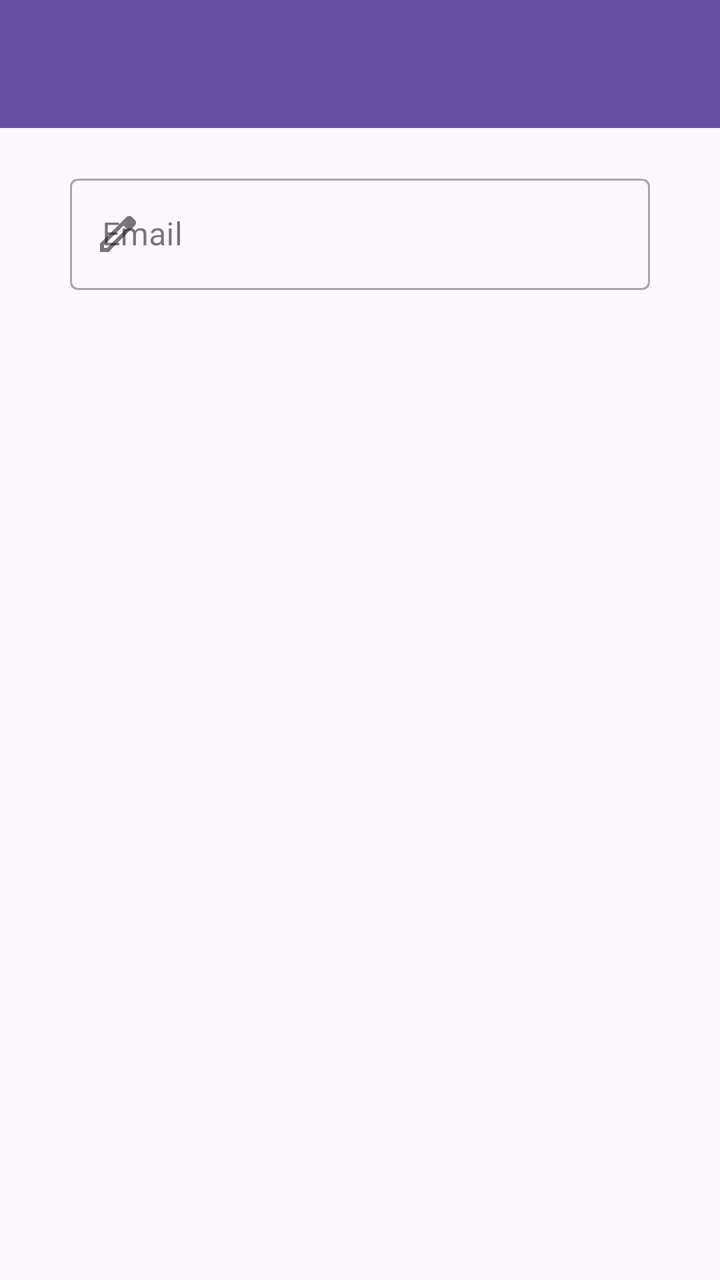
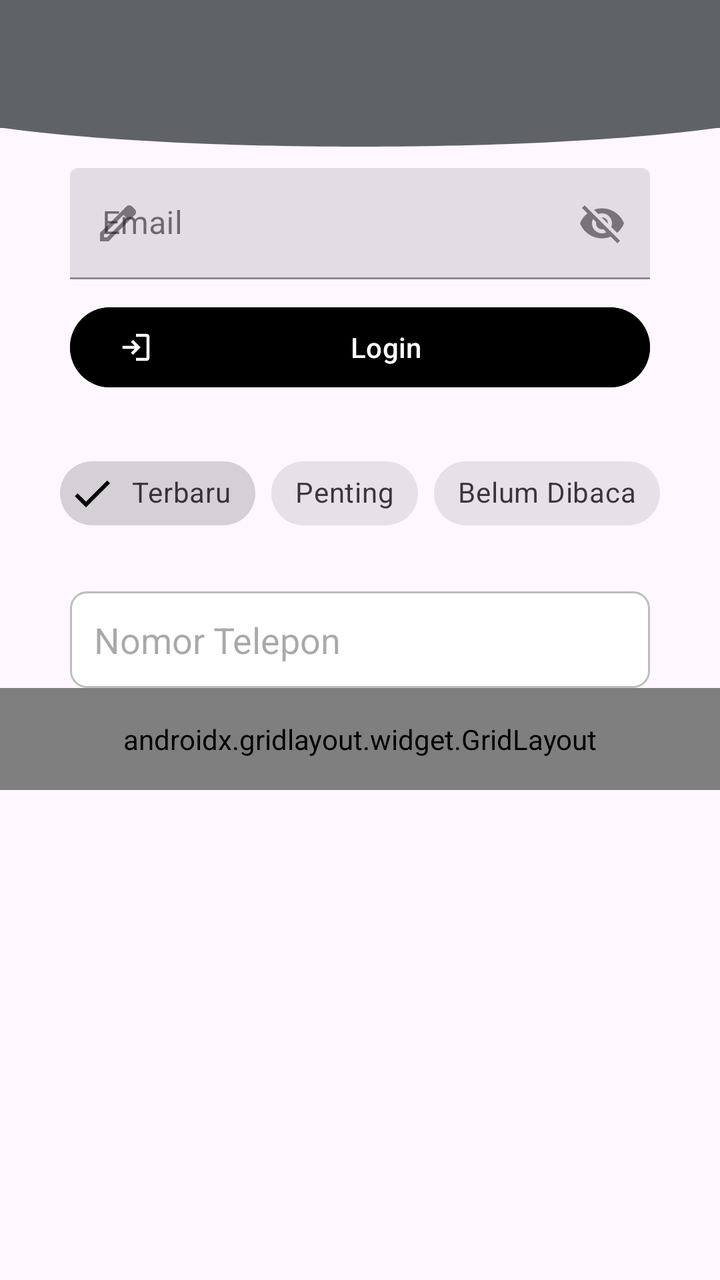

Before-and-after screenshots of an Android layout around one commit, followed by the original layout XML and the change that was made.
<!-- AndroidManifest.xml: application theme Theme.YusufSy_3TIB -->
<!-- res/layout/activity_ninth.xml -->
<?xml version="1.0" encoding="utf-8"?>
<androidx.constraintlayout.widget.ConstraintLayout xmlns:android="http://schemas.android.com/apk/res/android"
    xmlns:app="http://schemas.android.com/apk/res-auto"
    xmlns:tools="http://schemas.android.com/tools"
    android:id="@+id/main"
    android:layout_width="match_parent"
    android:layout_height="match_parent"
    tools:context=".Home.pertemuan_9.NinthActivity">

    
    <androidx.appcompat.widget.Toolbar
        android:id="@+id/toolbar"
        android:layout_width="0dp"
        android:layout_height="?attr/actionBarSize"
        android:background="?attr/colorPrimary"
        app:titleTextColor="@android:color/white"
        app:layout_constraintEnd_toEndOf="parent"
        app:layout_constraintStart_toStartOf="parent"
        app:layout_constraintTop_toTopOf="parent" />
    <com.google.android.material.textfield.TextInputLayout
        android:id="@+id/textInputLayout"
        style="@style/Widget.MaterialComponents.TextInputLayout.OutlinedBox"
        android:layout_width="0dp"
        android:layout_height="wrap_content"
        android:layout_marginHorizontal="35dp"
        android:layout_marginTop="20dp"
        android:hint="Email"
        app:startIconDrawable="@drawable/ic_edit"
        app:layout_constraintEnd_toEndOf="parent"
        app:layout_constraintStart_toStartOf="parent"
        app:layout_constraintTop_toBottomOf="@+id/toolbar">

        <com.google.android.material.textfield.TextInputEditText
            android:id="@+id/etEmail"
            android:layout_width="match_parent"
            android:layout_height="wrap_content"
            android:inputType="textEmailAddress" />
    </com.google.android.material.textfield.TextInputLayout>

</androidx.constraintlayout.widget.ConstraintLayout>
<!-- resources referenced by this layout -->
<resources>
  <!-- drawable ic_edit (drawable) -->
  <vector xmlns:android="http://schemas.android.com/apk/res/android" android:height="24dp" android:tint="#000000" android:viewportHeight="960" android:viewportWidth="960" android:width="24dp">
        
      <path android:fillColor="@android:color/white" android:pathData="M200,760L257,760L648,369L591,312L200,703L200,760ZM120,840L120,670L648,143Q660,132 674.5,126Q689,120 705,120Q721,120 736,126Q751,132 762,144L817,200Q829,211 834.5,226Q840,241 840,256Q840,272 834.5,286.5Q829,301 817,313L290,840L120,840ZM760,256L760,256L704,200L704,200L760,256ZM619,341L591,312L591,312L648,369L648,369L619,341Z"/>
      
  </vector>
  <style name="Theme.YusufSy_3TIB" parent="Base.Theme.YusufSy_3TIB" />
  <style name="Base.Theme.YusufSy_3TIB" parent="Theme.Material3.DayNight.NoActionBar">
          
          
      </style>
</resources>

<!-- the commit's change to res/layout/activity_ninth.xml (unified diff, before → after) -->
@@ -7,25 +7,36 @@
     android:layout_height="match_parent"
     tools:context=".Home.pertemuan_9.NinthActivity">
 
+    <View
+        android:id="@+id/background_header"
+        android:layout_width="0dp"
+        android:layout_height="85dp"
+        android:background="@drawable/bg_header_wave"
+        app:layout_constraintStart_toStartOf="parent"
+        app:layout_constraintEnd_toEndOf="parent"
+        app:layout_constraintTop_toTopOf="parent" />
+
     
     <androidx.appcompat.widget.Toolbar
         android:id="@+id/toolbar"
         android:layout_width="0dp"
         android:layout_height="?attr/actionBarSize"
-        android:background="?attr/colorPrimary"
+        android:background="@color/abu_gelap"
         app:titleTextColor="@android:color/white"
         app:layout_constraintEnd_toEndOf="parent"
         app:layout_constraintStart_toStartOf="parent"
         app:layout_constraintTop_toTopOf="parent" />
+
     <com.google.android.material.textfield.TextInputLayout
         android:id="@+id/textInputLayout"
-        style="@style/Widget.MaterialComponents.TextInputLayout.OutlinedBox"
+        style="@style/Widget.MaterialComponents.TextInputLayout.FilledBox"
         android:layout_width="0dp"
         android:layout_height="wrap_content"
         android:layout_marginHorizontal="35dp"
         android:layout_marginTop="20dp"
         android:hint="Email"
         app:startIconDrawable="@drawable/ic_edit"
+        app:endIconMode="password_toggle"
         app:layout_constraintEnd_toEndOf="parent"
         app:layout_constraintStart_toStartOf="parent"
         app:layout_constraintTop_toBottomOf="@+id/toolbar">
@@ -33,8 +44,113 @@
         <com.google.android.material.textfield.TextInputEditText
             android:id="@+id/etEmail"
             android:layout_width="match_parent"
-            android:layout_height="wrap_content"
+            android:layout_height="match_parent"
             android:inputType="textEmailAddress" />
     </com.google.android.material.textfield.TextInputLayout>
 
+    <com.google.android.material.button.MaterialButton
+        android:id="@+id/btnLogin"
+        android:layout_width="0dp"
+        android:layout_height="wrap_content"
+        android:layout_marginHorizontal="35dp"
+        android:layout_marginTop="10dp"
+        android:backgroundTint="@color/button"
+        android:text="Login"
+        app:icon="@drawable/ic_login"
+        app:layout_constraintEnd_toEndOf="parent"
+        app:layout_constraintStart_toStartOf="parent"
+        app:cornerRadius="20dp"
+        app:rippleColor="@color/abu_gelap"
+        app:layout_constraintTop_toBottomOf="@+id/textInputLayout" />
+
+    <com.google.android.material.chip.ChipGroup
+        android:id="@+id/chipGroupFilter"
+        android:layout_width="wrap_content"
+        android:layout_height="wrap_content"
+        android:layout_marginTop="25dp"
+        app:singleSelection="true"
+        app:layout_constraintEnd_toEndOf="parent"
+        app:layout_constraintStart_toStartOf="parent"
+        app:layout_constraintTop_toBottomOf="@+id/btnLogin">
+
+        <com.google.android.material.chip.Chip
+            android:id="@+id/chipTerbaru"
+            style="@style/Widget.MaterialComponents.Chip.Filter"
+            android:layout_width="wrap_content"
+            android:layout_height="wrap_content"
+            android:checked="true"
+            android:text="Terbaru" />
+
+        <com.google.android.material.chip.Chip
+            android:id="@+id/chipPenting"
+            style="@style/Widget.MaterialComponents.Chip.Filter"
+            android:layout_width="wrap_content"
+            android:layout_height="wrap_content"
+            android:text="Penting" />
+
+        <com.google.android.material.chip.Chip
+            android:id="@+id/chipBelumDibaca"
+            style="@style/Widget.MaterialComponents.Chip.Filter"
+            android:layout_width="wrap_content"
+            android:layout_height="wrap_content"
+            android:text="Belum Dibaca" />
+
+    </com.google.android.material.chip.ChipGroup>
+
+    <EditText
+        android:id="@+id/etPhone"
+        android:layout_width="0dp"
+        android:layout_height="wrap_content"
+        android:layout_marginHorizontal="35dp"
+        android:layout_marginTop="25dp"
+        android:background="@drawable/bg_rounded_container"
+        android:hint="Nomor Telepon"
+        android:inputType="phone"
+        app:layout_constraintEnd_toEndOf="parent"
+        app:layout_constraintStart_toStartOf="parent"
+        app:layout_constraintTop_toBottomOf="@+id/chipGroupFilter" />
+
+    <androidx.gridlayout.widget.GridLayout
+        android:id="@+id/gridMenu"
+        android:layout_width="0dp"
+        android:layout_height="wrap_content"
+        android:padding="16dp"
+        app:columnCount="2"
+        app:useDefaultMargins="true"
+        app:layout_constraintEnd_toEndOf="parent"
+        app:layout_constraintStart_toStartOf="parent"
+        app:layout_constraintTop_toBottomOf="@+id/etPhone">
+        <com.google.android.material.button.MaterialButton
+            android:text="Menu 1"
+            app:layout_columnWeight="1"
+            app:layout_gravity="fill_horizontal"
+            android:backgroundTint="@color/button"/>
+        <com.google.android.material.button.MaterialButton
+            android:text="Menu 2"
+            app:layout_columnWeight="1"
+            app:layout_gravity="fill_horizontal"
+            android:backgroundTint="@color/button"/>
+        <com.google.android.material.button.MaterialButton
+            android:text="Menu 3"
+            app:layout_columnWeight="1"
+            app:layout_gravity="fill_horizontal"
+            android:backgroundTint="@color/button"/>
+        <com.google.android.material.button.MaterialButton
+            android:text="Menu 4"
+            app:layout_columnWeight="1"
+            app:layout_gravity="fill_horizontal"
+            android:backgroundTint="@color/button"/>
+        <com.google.android.material.button.MaterialButton
+            android:text="Menu 5"
+            app:layout_columnWeight="1"
+            app:layout_gravity="fill_horizontal"
+            android:backgroundTint="@color/button"/>
+        <com.google.android.material.button.MaterialButton
+            android:text="Menu 6"
+            app:layout_columnWeight="1"
+            app:layout_gravity="fill_horizontal"
+            android:backgroundTint="@color/button"/>
+        
+    </androidx.gridlayout.widget.GridLayout>
+
 </androidx.constraintlayout.widget.ConstraintLayout>
<!-- resource entries referenced after the edit -->
@@ -1,9 +1,51 @@
 <!-- resources referenced by this layout -->
 <resources>
+  <color name="abu_gelap">#5F6368</color>
+  <color name="button">#FF000000</color>
+  <!-- drawable bg_header_wave (drawable) -->
+  <?xml version="1.0" encoding="utf-8"?>
+  <vector xmlns:android="http://schemas.android.com/apk/res/android"
+      android:width="100dp"
+      android:height="100dp"
+      android:viewportWidth="100"
+      android:viewportHeight="100">
+  
+  
+  
+  
+      <path
+          android:fillColor="@color/abu_gelap"
+          android:pathData="M0,0 L100,0 L100,75 C75,90 25,90 0,75 Z" />
+  </vector>
+  <!-- drawable bg_rounded_container (drawable) -->
+  <?xml version="1.0" encoding="utf-8"?>
+  <shape xmlns:android="http://schemas.android.com/apk/res/android"
+      android:shape="rectangle">
+      
+      <solid android:color="#FFFFFF" />
+      
+      <stroke
+          android:width="1dp"
+          android:color="#BDBDBD" />
+      
+      <corners android:radius="8dp" />
+      
+      <padding
+          android:left="12dp"
+          android:top="12dp"
+          android:right="12dp"
+          android:bottom="12dp" />
+  </shape>
   <!-- drawable ic_edit (drawable) -->
   <vector xmlns:android="http://schemas.android.com/apk/res/android" android:height="24dp" android:tint="#000000" android:viewportHeight="960" android:viewportWidth="960" android:width="24dp">
         
       <path android:fillColor="@android:color/white" android:pathData="M200,760L257,760L648,369L591,312L200,703L200,760ZM120,840L120,670L648,143Q660,132 674.5,126Q689,120 705,120Q721,120 736,126Q751,132 762,144L817,200Q829,211 834.5,226Q840,241 840,256Q840,272 834.5,286.5Q829,301 817,313L290,840L120,840ZM760,256L760,256L704,200L704,200L760,256ZM619,341L591,312L591,312L648,369L648,369L619,341Z"/>
+      
+  </vector>
+  <!-- drawable ic_login (drawable) -->
+  <vector xmlns:android="http://schemas.android.com/apk/res/android" android:autoMirrored="true" android:height="24dp" android:tint="#000000" android:viewportHeight="960" android:viewportWidth="960" android:width="24dp">
+        
+      <path android:fillColor="@android:color/white" android:pathData="M480,840L480,760L760,760Q760,760 760,760Q760,760 760,760L760,200Q760,200 760,200Q760,200 760,200L480,200L480,120L760,120Q793,120 816.5,143.5Q840,167 840,200L840,760Q840,793 816.5,816.5Q793,840 760,840L480,840ZM400,680L345,622L447,520L120,520L120,440L447,440L345,338L400,280L600,480L400,680Z"/>
       
   </vector>
   <style name="Theme.YusufSy_3TIB" parent="Base.Theme.YusufSy_3TIB" />
